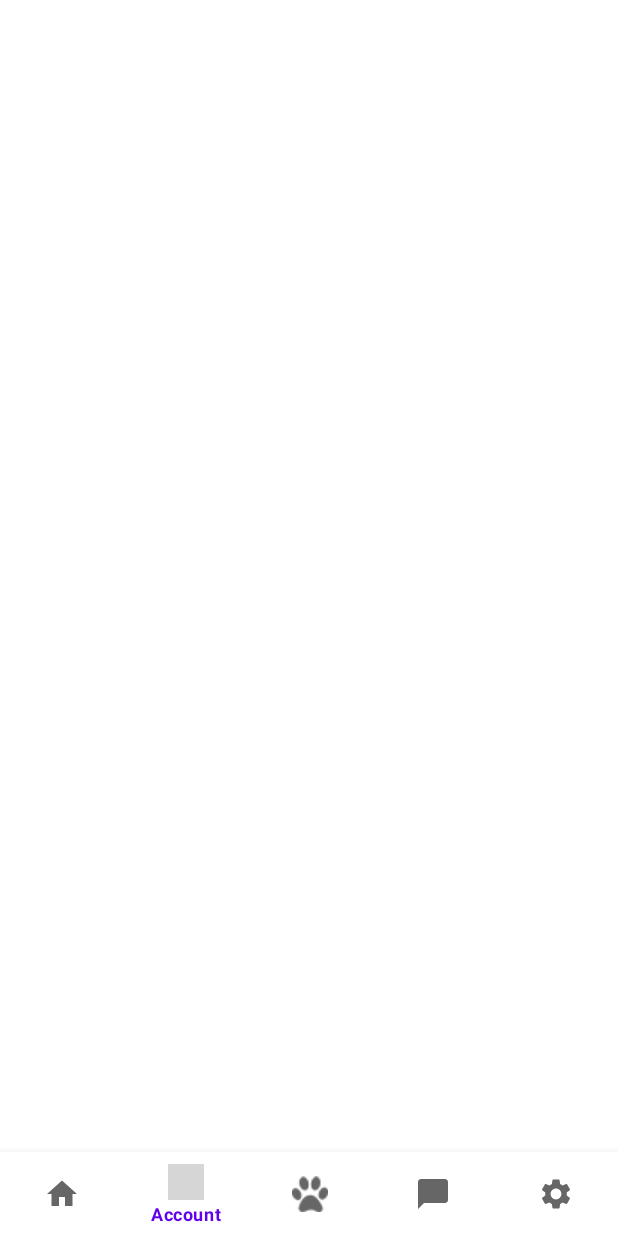
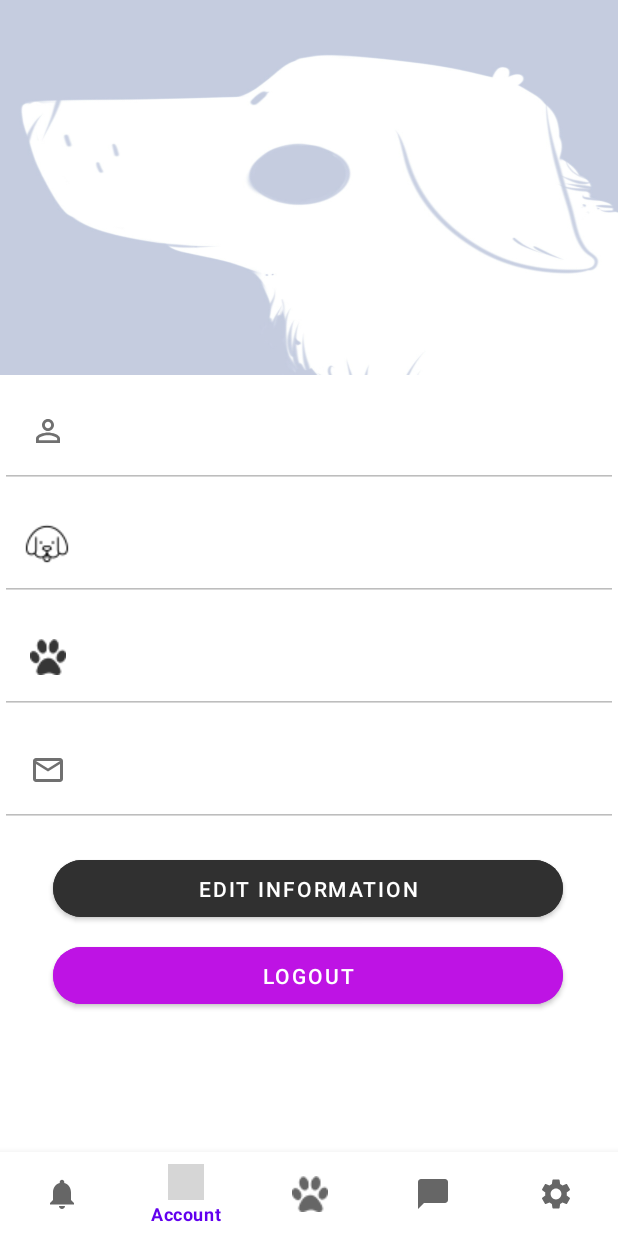
Before and after one commit to lawrence-valerio/PawgersAPP, an Android app: the screen it shows after launch once a user with an empty profile is signed in (HomeActivity), item 2 of the bottom bar chosen, on a phone screen of 412 x 824 dp. Run offline under Robolectric (Android 15) with nearby library versions, the phone set to English and light mode, and no system bars; our stand-ins replace CircleImageView, Firebase (no records; nobody signed in at launch, a user with empty details on screens opened directly); 3 statements that could not run were skipped; grey boxes are pictures that could not be loaded.

Commit message:
Added account fragment

```diff
--- a/app/build.gradle
+++ b/app/build.gradle
@@ -46,4 +46,5 @@ dependencies {
     implementation 'com.squareup.picasso:picasso:2.71828'
     implementation 'com.google.firebase:firebase-storage:20.0.0'
     implementation 'de.hdodenhof:circleimageview:3.1.0'
+    implementation 'com.google.android.gms:play-services-auth:19.2.0'
 }
--- a/app/src/main/java/com/example/pawgersapp/EmailLoginActivity.java
+++ b/app/src/main/java/com/example/pawgersapp/EmailLoginActivity.java
@@ -5,12 +5,14 @@ import androidx.appcompat.app.AppCompatActivity;
 
 import android.content.Intent;
 import android.os.Bundle;
+import android.util.Patterns;
 import android.view.View;
 import android.widget.Button;
 import android.widget.EditText;
 import android.widget.Toast;
 
 import com.basgeekball.awesomevalidation.AwesomeValidation;
+import com.basgeekball.awesomevalidation.ValidationStyle;
 import com.basgeekball.awesomevalidation.utility.RegexTemplate;
 import com.basgeekball.awesomevalidation.utility.custom.SimpleCustomValidation;
 import com.google.android.gms.tasks.OnCompleteListener;
@@ -39,6 +41,9 @@ public class EmailLoginActivity extends AppCompatActivity {
             public void onClick(View view) {
                 String email = etEmail.getText().toString();
                 String password = etPassword.getText().toString();
+
+                awesomeValidation = new AwesomeValidation(ValidationStyle.BASIC);
+                awesomeValidation.addValidation(EmailLoginActivity.this, R.id.et_Email_Login, Patterns.EMAIL_ADDRESS, R.string.invalid_email);
                 awesomeValidation.addValidation(EmailLoginActivity.this, R.id.et_Email_Login, RegexTemplate.NOT_EMPTY, R.string.empty_email);
                 awesomeValidation.addValidation(EmailLoginActivity.this, R.id.et_Password_Login, RegexTemplate.NOT_EMPTY, R.string.invalid_password);
 
--- /dev/null
+++ b/app/src/main/java/com/example/pawgersapp/Fragments/AccountFragment.java
@@ -0,0 +1,112 @@
+package com.example.pawgersapp.Fragments;
+
+import android.content.Intent;
+import android.os.Bundle;
+
+import androidx.annotation.NonNull;
+import androidx.fragment.app.Fragment;
+
+import android.view.LayoutInflater;
+import android.view.View;
+import android.view.ViewGroup;
+import android.widget.AutoCompleteTextView;
+import android.widget.Button;
+import android.widget.EditText;
+import android.widget.ProgressBar;
+import android.widget.TextView;
+
+import com.example.pawgersapp.R;
+import com.example.pawgersapp.StartActivity;
+import com.example.pawgersapp.Users;
+import com.google.android.gms.auth.api.signin.GoogleSignIn;
+import com.google.android.gms.auth.api.signin.GoogleSignInClient;
+import com.google.android.gms.auth.api.signin.GoogleSignInOptions;
+import com.google.firebase.auth.FirebaseAuth;
+import com.google.firebase.auth.FirebaseUser;
+import com.google.firebase.database.DataSnapshot;
+import com.google.firebase.database.DatabaseError;
+import com.google.firebase.database.DatabaseReference;
+import com.google.firebase.database.FirebaseDatabase;
+import com.google.firebase.database.ValueEventListener;
+
+public class AccountFragment extends Fragment {
+    View loadingView;
+    ProgressBar loadingSpinner;
+    TextView tvName;
+    EditText etEmail, etDogName, etName;
+    AutoCompleteTextView atvBreed;
+    Button btnLogout;
+    FirebaseAuth firebaseAuth;
+    GoogleSignInClient googleSignInClient;
+    FirebaseUser currentUser;
+    String currentUserUID;
+
+    @Override
+    public View onCreateView(LayoutInflater inflater, ViewGroup container,
+                             Bundle savedInstanceState) {
+        // Inflate the layout for this fragment
+        View view = inflater.inflate(R.layout.fragment_main_account, container, false);
+
+        firebaseAuth = FirebaseAuth.getInstance();
+        currentUser = firebaseAuth.getCurrentUser();
+        currentUserUID = currentUser.getUid();
+        btnLogout = view.findViewById(R.id.btn_logout);
+        etName = view.findViewById(R.id.account_fullName);
+        loadingSpinner = view.findViewById(R.id.account_loader);
+        loadingView = view.findViewById(R.id.account_loadingView);
+        atvBreed = view.findViewById(R.id.atv_accountBreed);
+        etDogName = view.findViewById(R.id.et_accountDogName);
+        etEmail = view.findViewById(R.id.et_emailAccount);
+
+        setData();
+
+        btnLogout.setOnClickListener(new View.OnClickListener() {
+            @Override
+            public void onClick(View view) {
+                logoutUser();
+            }
+        });
+
+        return view;
+    }
+
+    public void logoutUser(){
+        firebaseAuth.signOut();
+
+        GoogleSignInOptions gso = new GoogleSignInOptions.Builder(GoogleSignInOptions.DEFAULT_SIGN_IN)
+                .requestIdToken(getString(R.string.default_web_client_id))
+                .requestEmail()
+                .build();
+
+        googleSignInClient = GoogleSignIn.getClient(getActivity(), gso);
+        googleSignInClient.signOut();
+
+        Intent intent = new Intent(getActivity(), StartActivity.class);
+        startActivity(intent);
+    }
+
+    public void setData(){
+        DatabaseReference databaseReference = FirebaseDatabase.getInstance().getReference().child("Users").child(currentUserUID);
+        databaseReference.addValueEventListener(new ValueEventListener() {
+            @Override
+            public void onDataChange(@NonNull DataSnapshot snapshot) {
+                Users user = snapshot.getValue(Users.class);
+                String name = user.getName();
+                String email = currentUser.getEmail();
+                String breed = user.getDogs().getDogBreed();
+                etName.setText(name);
+                etDogName.setText(user.getDogs().getDogName());
+                etEmail.setText(email);
+                atvBreed.setText(breed);
+
+                loadingView.setVisibility(View.INVISIBLE);
+                loadingSpinner.setVisibility(View.INVISIBLE);
+            }
+
+            @Override
+            public void onCancelled(@NonNull DatabaseError error) {
+
+            }
+        });
+    }
+}
--- /dev/null
+++ b/app/src/main/java/com/example/pawgersapp/Fragments/HomeFragment.java
@@ -0,0 +1,20 @@
+package com.example.pawgersapp.Fragments;
+
+import android.os.Bundle;
+
+import androidx.fragment.app.Fragment;
+
+import android.view.LayoutInflater;
+import android.view.View;
+import android.view.ViewGroup;
+
+import com.example.pawgersapp.R;
+
+public class HomeFragment extends Fragment {
+    @Override
+    public View onCreateView(LayoutInflater inflater, ViewGroup container,
+                             Bundle savedInstanceState) {
+        // Inflate the layout for this fragment
+        return inflater.inflate(R.layout.fragment_home, container, false);
+    }
+}
--- a/app/src/main/java/com/example/pawgersapp/HomeActivity.java
+++ b/app/src/main/java/com/example/pawgersapp/HomeActivity.java
@@ -2,24 +2,30 @@ package com.example.pawgersapp;
 
 import androidx.annotation.NonNull;
 import androidx.appcompat.app.AppCompatActivity;
-import androidx.appcompat.widget.Toolbar;
-import androidx.viewpager.widget.ViewPager;
+import androidx.fragment.app.Fragment;
 
 import android.content.Intent;
 import android.os.Bundle;
 import android.view.Menu;
 import android.view.MenuItem;
 
-import com.example.pawgersapp.Adapters.TabsPagerAdapter;
-import com.google.android.material.tabs.TabLayout;
+import com.example.pawgersapp.Fragments.AccountFragment;
+import com.example.pawgersapp.Fragments.FindUsersFragment;
+import com.example.pawgersapp.Fragments.HomeFragment;
+import com.example.pawgersapp.Fragments.MessagesFragment;
+import com.example.pawgersapp.Fragments.NotificationsFragment;
+import com.example.pawgersapp.Fragments.SettingsFragment;
+import com.google.android.material.bottomnavigation.BottomNavigationView;
 import com.google.firebase.auth.FirebaseAuth;
 
 public class HomeActivity extends AppCompatActivity {
     FirebaseAuth firebaseAuth;
-    Toolbar topNavbar;
-    ViewPager viewPager;
-    TabsPagerAdapter pagerAdapter;
-    TabLayout tabLayout;
+    BottomNavigationView bottomNavigationView;
+    Fragment currentFragment;
+//    Toolbar topNavbar;
+//    ViewPager viewPager;
+//    TabsPagerAdapter pagerAdapter;
+//    TabLayout tabLayout;
 
     @Override
     protected void onCreate(Bundle savedInstanceState) {
@@ -27,11 +33,11 @@ public class HomeActivity extends AppCompatActivity {
         setContentView(R.layout.activity_home);
 
         firebaseAuth = FirebaseAuth.getInstance();
-        topNavbar = findViewById(R.id.topNavBar);
 
-        //Top navbar
-        setSupportActionBar(topNavbar);
-        getSupportActionBar().setTitle("Pawgers");
+//        //Top navbar
+//        topNavbar = findViewById(R.id.topNavBar);
+//        setSupportActionBar(topNavbar);
+//        getSupportActionBar().setTitle("Pawgers");
 
 //        //Pager
 //        viewPager = findViewById(R.id.tab_pager);
@@ -40,6 +46,43 @@ public class HomeActivity extends AppCompatActivity {
 //        pagerAdapter = new TabsPagerAdapter(getSupportFragmentManager());
 //        viewPager.setAdapter(pagerAdapter);
 //        tabLayout.setupWithViewPager(viewPager);
+
+        //Bottom Nav
+        currentFragment = new HomeFragment();
+        getSupportFragmentManager().beginTransaction().replace(R.id.fragment_container, currentFragment).commit();
+
+        botNavSetup();
+    }
+
+    public void botNavSetup(){
+        bottomNavigationView = findViewById(R.id.nav_bottom);
+        bottomNavigationView.setOnNavigationItemSelectedListener(new BottomNavigationView.OnNavigationItemSelectedListener() {
+            @Override
+            public boolean onNavigationItemSelected(@NonNull MenuItem item) {
+
+                switch (item.getItemId()){
+                    case R.id.nav_notifications:
+                        currentFragment = new NotificationsFragment();
+                        break;
+                    case R.id.nav_account:
+                        currentFragment = new AccountFragment();
+                        break;
+                    case R.id.nav_findOwners:
+                        currentFragment = new FindUsersFragment();
+                        break;
+                    case R.id.nav_messages:
+                        currentFragment = new MessagesFragment();
+                        break;
+                    case R.id.nav_settings:
+                        currentFragment = new SettingsFragment();
+                        break;
+                }
+
+                getSupportFragmentManager().beginTransaction().replace(R.id.fragment_container, currentFragment).commit();
+
+                return true;
+            }
+        });
     }
 
     @Override
--- a/app/src/main/java/com/example/pawgersapp/RegisterActivity.java
+++ b/app/src/main/java/com/example/pawgersapp/RegisterActivity.java
@@ -63,6 +63,7 @@ public class RegisterActivity extends AppCompatActivity {
 
         //Form validation
         awesomeValidation = new AwesomeValidation(ValidationStyle.BASIC);
+        awesomeValidation.addValidation(RegisterActivity.this, R.id.et_fullName, RegexTemplate.NOT_EMPTY, R.string.invalidFullName);
         awesomeValidation.addValidation(RegisterActivity.this, R.id.et_dogNameEmail, RegexTemplate.NOT_EMPTY, R.string.invalid_name);
         awesomeValidation.addValidation(RegisterActivity.this, R.id.et_Password_Register, RegexTemplate.NOT_EMPTY, R.string.invalid_password);
         awesomeValidation.addValidation(RegisterActivity.this, R.id.et_Email_Register, RegexTemplate.NOT_EMPTY, R.string.empty_email);
@@ -105,8 +106,7 @@ public class RegisterActivity extends AppCompatActivity {
                                     HashMap<String, Object> userData = new HashMap<>();
                                     HashMap<String, String> dogData = new HashMap<>();
 
-                                    dogData.put("dogName", dogName);
-                                    dogData.put("dogBreed", dogBreed);
+                                    dogData.put(dogName, dogBreed);
 
                                     userData.put("name", fullName);
                                     userData.put("status", "I am a new user!");
--- /dev/null
+++ b/app/src/main/res/drawable/ic_baseline_notifications_24.xml
@@ -0,0 +1,5 @@
+<vector android:height="24dp" android:tint="#1F1F1F"
+    android:viewportHeight="24" android:viewportWidth="24"
+    android:width="24dp" xmlns:android="http://schemas.android.com/apk/res/android">
+    <path android:fillColor="@android:color/white" android:pathData="M12,22c1.1,0 2,-0.9 2,-2h-4c0,1.1 0.89,2 2,2zM18,16v-5c0,-3.07 -1.64,-5.64 -4.5,-6.32L13.5,4c0,-0.83 -0.67,-1.5 -1.5,-1.5s-1.5,0.67 -1.5,1.5v0.68C7.63,5.36 6,7.92 6,11v5l-2,2v1h16v-1l-2,-2z"/>
+</vector>
--- a/app/src/main/res/layout/activity_register.xml
+++ b/app/src/main/res/layout/activity_register.xml
@@ -179,7 +179,6 @@
                 android:paddingTop="8dp"
                 android:paddingRight="30dp"
                 android:paddingBottom="8dp"
-                android:password="true"
                 android:shadowColor="#000000"
                 android:textSize="16sp"
                 app:layout_constraintEnd_toEndOf="parent"
--- /dev/null
+++ b/app/src/main/res/layout/fragment_main_account.xml
@@ -0,0 +1,194 @@
+<?xml version="1.0" encoding="utf-8"?>
+<androidx.constraintlayout.widget.ConstraintLayout xmlns:android="http://schemas.android.com/apk/res/android"
+    xmlns:app="http://schemas.android.com/apk/res-auto"
+    xmlns:tools="http://schemas.android.com/tools"
+    android:layout_width="match_parent"
+    android:layout_height="match_parent"
+    tools:context=".Fragments.AccountFragment">
+
+<!--    <View-->
+<!--        android:id="@+id/view2"-->
+<!--        android:layout_width="432dp"-->
+<!--        android:layout_height="23dp"-->
+<!--        android:background="#BE13E4"-->
+<!--        app:layout_constraintEnd_toEndOf="parent"-->
+<!--        app:layout_constraintHorizontal_bias="0.529"-->
+<!--        app:layout_constraintStart_toStartOf="parent"-->
+<!--        app:layout_constraintTop_toTopOf="parent" />-->
+
+<!--    <ImageView-->
+<!--        android:id="@+id/imageView4"-->
+<!--        android:layout_width="955dp"-->
+<!--        android:layout_height="316dp"-->
+<!--        android:layout_marginTop="-60dp"-->
+<!--        android:src="@drawable/ic_wave__2_"-->
+<!--        app:layout_constraintEnd_toEndOf="parent"-->
+<!--        app:layout_constraintHorizontal_bias="0.759"-->
+<!--        app:layout_constraintStart_toStartOf="parent"-->
+<!--        app:layout_constraintTop_toBottomOf="@+id/view2" />-->
+
+<!--    <de.hdodenhof.circleimageview.CircleImageView-->
+<!--        android:id="@+id/imageView6"-->
+<!--        android:layout_width="150dp"-->
+<!--        android:layout_height="150dp"-->
+<!--        android:layout_marginTop="100dp"-->
+<!--        android:src="@drawable/default_picture"-->
+<!--        app:civ_border_color="#FFFFFF"-->
+<!--        app:civ_border_width="2dp"-->
+<!--        app:layout_constraintEnd_toEndOf="parent"-->
+<!--        app:layout_constraintHorizontal_bias="0.498"-->
+<!--        app:layout_constraintStart_toStartOf="parent"-->
+<!--        app:layout_constraintTop_toTopOf="parent" />-->
+
+    <Button
+        android:id="@+id/btn_logout"
+        android:layout_width="340dp"
+        android:layout_height="50dp"
+        android:layout_marginTop="8dp"
+        android:backgroundTint="#BE13E4"
+        android:text="LOGOUT"
+        app:cornerRadius="32dp"
+        app:layout_constraintEnd_toEndOf="parent"
+        app:layout_constraintHorizontal_bias="0.492"
+        app:layout_constraintStart_toStartOf="parent"
+        app:layout_constraintTop_toBottomOf="@+id/btn_editInformation" />
+
+    <Button
+        android:id="@+id/btn_editInformation"
+        android:layout_width="340dp"
+        android:layout_height="50dp"
+        android:layout_marginTop="16dp"
+        android:backgroundTint="#303030"
+        android:text="Edit Information"
+        app:cornerRadius="32dp"
+        app:layout_constraintEnd_toEndOf="parent"
+        app:layout_constraintHorizontal_bias="0.492"
+        app:layout_constraintStart_toStartOf="parent"
+        app:layout_constraintTop_toBottomOf="@+id/et_emailAccount" />
+
+    <TextView
+        android:id="@+id/tv_profileName"
+        android:layout_width="wrap_content"
+        android:layout_height="wrap_content"
+        android:layout_marginBottom="12dp"
+        android:textColor="#FFFFFF"
+        android:textSize="24sp"
+        android:textStyle="bold"
+        app:layout_constraintBottom_toBottomOf="@+id/imageView2"
+        app:layout_constraintEnd_toEndOf="parent"
+        app:layout_constraintHorizontal_bias="0.128"
+        app:layout_constraintStart_toStartOf="parent" />
+
+    <View
+        android:id="@+id/account_loadingView"
+        android:layout_width="match_parent"
+        android:layout_height="match_parent"
+        android:background="#FFFFFF"
+        android:translationZ="90dp"
+        app:layout_constraintEnd_toEndOf="parent"
+        app:layout_constraintHorizontal_bias="0.529"
+        app:layout_constraintStart_toStartOf="parent"
+        app:layout_constraintTop_toTopOf="parent"
+        tools:visibility="gone" />
+
+    <ProgressBar
+        android:id="@+id/account_loader"
+        style="?android:attr/progressBarStyle"
+        android:layout_width="wrap_content"
+        android:layout_height="wrap_content"
+        android:layout_centerInParent="true"
+        android:indeterminateTint="@color/app_purple"
+        android:translationZ="91dp"
+        android:visibility="visible"
+        app:layout_constraintBottom_toBottomOf="parent"
+        app:layout_constraintEnd_toEndOf="parent"
+        app:layout_constraintStart_toStartOf="parent"
+        app:layout_constraintTop_toTopOf="parent"
+        tools:visibility="gone" />
+
+    <EditText
+        android:id="@+id/account_fullName"
+        android:layout_width="0dp"
+        android:layout_height="75dp"
+        android:drawableLeft="@drawable/ic_baseline_person_outline_24"
+        android:drawablePadding="30dp"
+        android:editable="false"
+        android:ems="10"
+        android:enabled="false"
+        android:inputType="textPersonName"
+        android:paddingLeft="20dp"
+        android:paddingTop="20dp"
+        android:paddingBottom="20dp"
+        app:layout_constraintEnd_toEndOf="parent"
+        app:layout_constraintHorizontal_bias="0.0"
+        app:layout_constraintStart_toStartOf="parent"
+        app:layout_constraintTop_toBottomOf="@+id/imageView2" />
+
+    <EditText
+        android:id="@+id/et_accountDogName"
+        android:layout_width="0dp"
+        android:layout_height="75dp"
+        android:drawableLeft="@drawable/dog_24"
+        android:drawablePadding="30dp"
+        android:editable="false"
+        android:ems="10"
+        android:enabled="false"
+        android:inputType="textPersonName"
+        android:paddingLeft="15dp"
+        android:paddingTop="20dp"
+        android:paddingBottom="20dp"
+        app:layout_constraintEnd_toEndOf="parent"
+        app:layout_constraintHorizontal_bias="0.0"
+        app:layout_constraintStart_toStartOf="parent"
+        app:layout_constraintTop_toBottomOf="@+id/account_fullName" />
+
+    <AutoCompleteTextView
+        android:id="@+id/atv_accountBreed"
+        android:layout_width="0dp"
+        android:layout_height="75dp"
+        android:drawableLeft="@drawable/logoicon"
+        android:drawablePadding="30dp"
+        android:editable="false"
+        android:ems="10"
+        android:enabled="false"
+        android:inputType="textPersonName"
+        android:paddingLeft="20dp"
+        android:paddingTop="20dp"
+        android:paddingBottom="20dp"
+        app:layout_constraintEnd_toEndOf="parent"
+        app:layout_constraintHorizontal_bias="0.0"
+        app:layout_constraintStart_toStartOf="parent"
+        app:layout_constraintTop_toBottomOf="@+id/et_accountDogName" />
+
+    <EditText
+        android:id="@+id/et_emailAccount"
+        android:layout_width="0dp"
+        android:layout_height="75dp"
+        android:drawableLeft="@drawable/ic_outline_email_25"
+        android:drawablePadding="30dp"
+        android:editable="false"
+        android:ems="10"
+        android:enabled="false"
+        android:inputType="textPersonName"
+        android:paddingLeft="20dp"
+        android:paddingTop="20dp"
+        android:paddingBottom="20dp"
+        app:layout_constraintEnd_toEndOf="parent"
+        app:layout_constraintHorizontal_bias="1.0"
+        app:layout_constraintStart_toStartOf="parent"
+        app:layout_constraintTop_toBottomOf="@+id/atv_accountBreed" />
+
+    <ImageView
+        android:id="@+id/imageView2"
+        android:layout_width="0dp"
+        android:layout_height="250dp"
+        android:adjustViewBounds="true"
+        android:backgroundTint="#505050"
+        android:scaleType="fitXY"
+        android:src="@drawable/default_picture"
+        app:layout_constraintEnd_toEndOf="parent"
+        app:layout_constraintHorizontal_bias="1.0"
+        app:layout_constraintStart_toStartOf="parent"
+        app:layout_constraintTop_toTopOf="parent" />
+
+</androidx.constraintlayout.widget.ConstraintLayout>
--- a/app/src/main/res/menu/bottom_nav.xml
+++ b/app/src/main/res/menu/bottom_nav.xml
@@ -1,7 +1,7 @@
 <?xml version="1.0" encoding="utf-8"?>
 <menu xmlns:android="http://schemas.android.com/apk/res/android">
 
-    <item android:id="@+id/nav_home" android:title="Home" android:icon="@drawable/ic_baseline_home_24"/>
+    <item android:id="@+id/nav_notifications" android:title="Notifications" android:icon="@drawable/ic_baseline_notifications_24"/>
     <item android:title="Account" android:id="@+id/nav_account"
         android:icon="@drawable/ic_baseline_person_24"/>
     <item android:id="@+id/nav_findOwners" android:title="Find Owners" android:icon="@drawable/logoicon"/>
--- a/app/src/main/res/values/colors.xml
+++ b/app/src/main/res/values/colors.xml
@@ -8,4 +8,5 @@
     <color name="black">#FF000000</color>
     <color name="white">#FFFFFFFF</color>
     <color name="font_gray">#757575</color>
+    <color name="app_purple">#B505E3</color>
 </resources>
--- a/app/src/main/res/values/strings.xml
+++ b/app/src/main/res/values/strings.xml
@@ -6,7 +6,6 @@
     <!-- TODO: Remove or change this placeholder text -->
     <string name="hello_blank_fragment">Hello blank fragment</string>
     <string name="pawgers">Pawgers</string>
-    <string name="app_name">Final_Project</string>
     <string name="splash_title">Pawgers</string>
     <string name="signin_google_button">LOG IN WITH GOOGLE</string>
     <string name="signin_email_button">LOG IN WITH EMAIL</string>
@@ -19,4 +18,5 @@
     <string name="empty_email">Email cannot be empty!</string>
     <string name="email_verification_error">Email is not verified!</string>
     <string name="email_signin_error">Email or password is invalid!</string>
+    <string name="invalidFullName">Name cannot be empty!</string>
 </resources>
```
Also changed, not shown: app/src/main/java/com/example/pawgersapp/Fragments/FindUsersFragment.java (added, +20 -0 lines), app/src/main/java/com/example/pawgersapp/Fragments/SettingsFragment.java (added, +21 -0 lines), app/src/main/java/com/example/pawgersapp/Users.java (+12 -3 lines), app/src/main/java/com/example/pawgersapp/dogs.java (added, +31 -0 lines), app/src/main/res/layout/fragment_find_users.xml (added, +14 -0 lines), app/src/main/res/layout/fragment_home.xml (added, +14 -0 lines), app/src/main/res/layout/fragment_settings.xml (added, +14 -0 lines).
